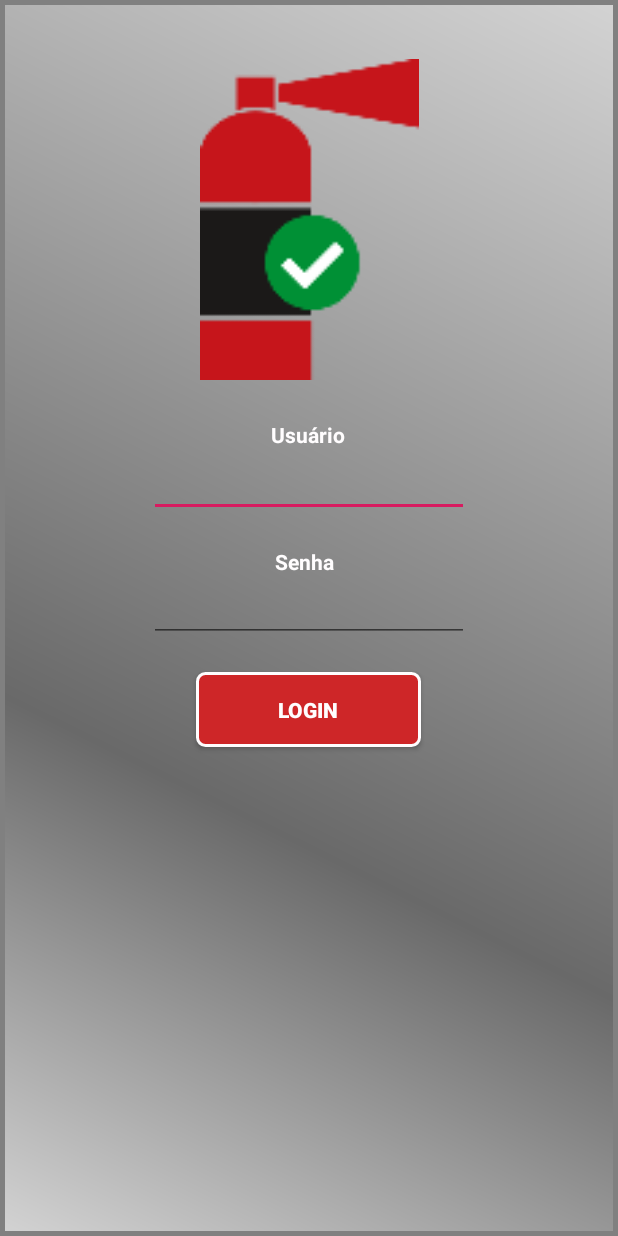
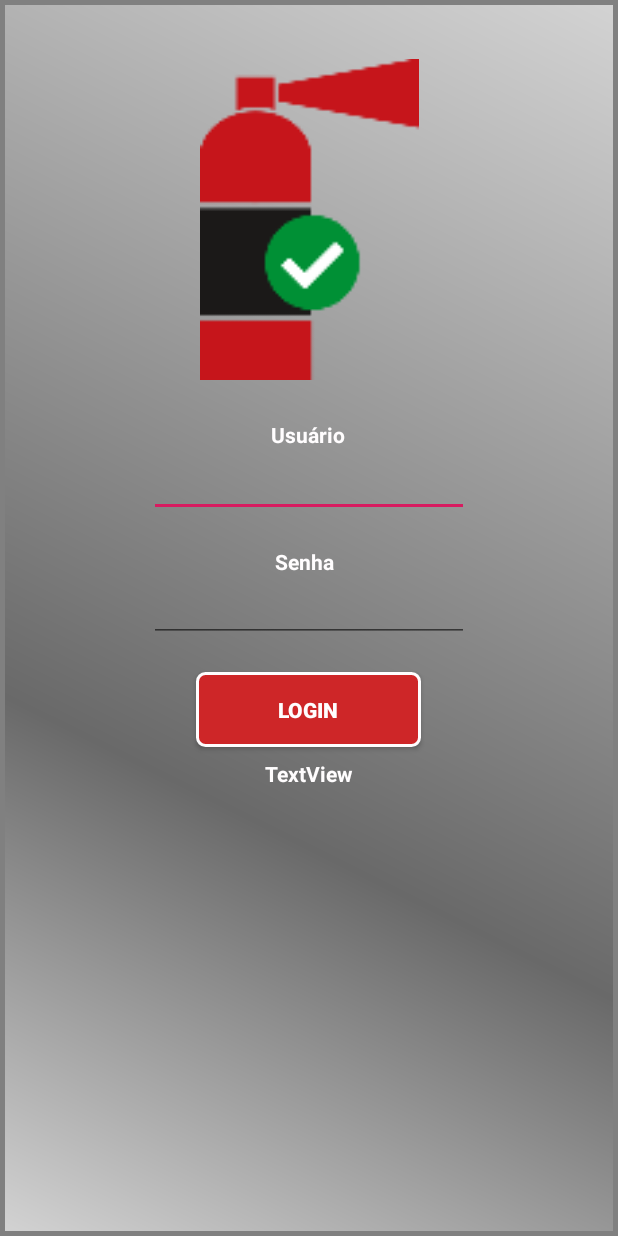
Before and after one commit to DanielGomeX/certex-app, an Android app: the screen it shows after launch (MainActivity), after a tap on "LOGIN", on a phone screen of 412 x 824 dp. Run offline under Robolectric (Android 15) with nearby library versions, the phone set to English and light mode, and no system bars; our stand-ins replace Volley; network calls fail.

```diff
--- a/app/build.gradle
+++ b/app/build.gradle
@@ -35,4 +35,6 @@ dependencies {
     implementation 'pl.droidsonroids.gif:android-gif-drawable:1.2.15'
 
     implementation 'com.github.gcacace:signature-pad:1.2.1'
+
+    implementation 'com.mcxiaoke.volley:library:1.0.18'
 }
--- a/app/src/main/AndroidManifest.xml
+++ b/app/src/main/AndroidManifest.xml
@@ -4,7 +4,7 @@
 
     <uses-permission android:name="android.permission.INTERNET" />
     <uses-permission android:name="android.permission.WRITE_EXTERNAL_STORAGE" />
-    <uses-permission android:name="android.permission.ACCESS_NETWORK_STATE" ></uses-permission>
+    <uses-permission android:name="android.permission.ACCESS_NETWORK_STATE" />
 
     <application
         android:allowBackup="true"
--- a/app/src/main/java/com/certex/certexapp/MainActivity.java
+++ b/app/src/main/java/com/certex/certexapp/MainActivity.java
@@ -1,32 +1,39 @@
 package com.certex.certexapp;
 
 import android.os.Bundle;
-import android.os.StrictMode;
 import android.support.v7.app.AppCompatActivity;
+import android.util.Log;
 import android.view.View;
 import android.widget.Button;
 import android.widget.EditText;
 import android.widget.TextView;
 
-import com.certex.certexapp.helpers.ConnectionAPI;
+import com.android.volley.Request;
+import com.android.volley.RequestQueue;
+import com.android.volley.Response;
+import com.android.volley.VolleyError;
+import com.android.volley.toolbox.StringRequest;
+import com.android.volley.toolbox.Volley;
 import com.certex.certexapp.service.Alert;
+
+import org.json.JSONArray;
+import org.json.JSONException;
+import org.json.JSONObject;
+
+import java.util.HashMap;
+import java.util.Map;
 
 public class MainActivity extends AppCompatActivity {
 
-    private Button btLogin ;
-    private EditText etUsername ;
-    private EditText etPassword ;
+    private Button btLogin;
+    private EditText etUsername;
+    private EditText etPassword;
     TextView tv;
 
     @Override
     protected void onCreate(Bundle savedInstanceState) {
         super.onCreate(savedInstanceState);
         setContentView(R.layout.activity_main);
-
-        if (android.os.Build.VERSION.SDK_INT > 9) {
-            StrictMode.ThreadPolicy policy = new StrictMode.ThreadPolicy.Builder().permitAll().build();
-            StrictMode.setThreadPolicy(policy);
-        }
 
         getSupportActionBar().hide();
 
@@ -35,6 +42,7 @@ public class MainActivity extends AppCompatActivity {
         etPassword = (EditText) findViewById(R.id.et_password);
         tv = (TextView) findViewById(R.id.textView);
 
+
         btLogin.setOnClickListener(new View.OnClickListener() {
             @Override
             public void onClick(View v) {
@@ -42,6 +50,7 @@ public class MainActivity extends AppCompatActivity {
 //                ActivityOptionsCompat activityOptionsCompat = ActivityOptionsCompat.makeCustomAnimation(getApplicationContext(), R.anim.fade_in, R.anim.move_right);
 //                ActivityCompat.startActivity(MainActivity.this, intent, activityOptionsCompat.toBundle());
 //                //startActivity(intent); //TESTE TROCA DE TELA
+                Conn();
 
                 String usernameText = etUsername.getText().toString().trim();
                 String passwordText = etPassword.getText().toString().trim();
@@ -49,17 +58,47 @@ public class MainActivity extends AppCompatActivity {
 //                if (usernameText.isEmpty() || passwordText.isEmpty()){
 //                    alert("Favor preencher todos os campos", true);
 //                } else {
-                    String[] keys = {"email", "password"};
-                    String[] values = {"anderson@certex.com", "123456"};
-
-                    tv.setText( ConnectionAPI.apiPOST(keys, values, ConnectionAPI.LOGIN) );
-
-                    ConnectionAPI.setToken("");
 
 //                }
-
             }
         });
+    }
+
+    public void Conn() {
+        RequestQueue MyRequestQueue = Volley.newRequestQueue(this);
+
+        String url = "http://177.44.248.19/api/login";
+        StringRequest MyStringRequest = new StringRequest(Request.Method.POST, url, new Response.Listener<String>() {
+            @Override
+            public void onResponse(String response) {
+                JSONArray array;
+                try {
+                    JSONObject object = new JSONObject(response);
+                    //JSONArray jarray = object.getJSONArray("access_token");
+                    String token = object.getString("access_token");
+
+                    Log.i("Script", "SUCCESS: " + response);
+                    tv.setText(token);
+                    Log.i("Script", "SUCCESS: " + token);
+                } catch (JSONException e) {
+                    e.printStackTrace();
+                }
+            }
+        }, new Response.ErrorListener() {
+            @Override
+            public void onErrorResponse(VolleyError error) {
+                alert("Error: " + error.getMessage(), true);
+            }
+        }) {
+            protected Map<String, String> getParams() {
+                Map<String, String> MyData = new HashMap<String, String>();
+                MyData.put("email", "vitor@certex.com");
+                MyData.put("password", "123456");
+                return MyData;
+            }
+        };
+
+        MyRequestQueue.add(MyStringRequest);
     }
 
     private void alert(String msg, boolean error) {
@@ -71,5 +110,4 @@ public class MainActivity extends AppCompatActivity {
         super.finish();
         overridePendingTransition(R.anim.move_left, R.anim.fade_out);
     }
-
 }
--- a/app/src/main/java/com/certex/certexapp/helpers/ConnectionAPI.java
+++ b/app/src/main/java/com/certex/certexapp/helpers/ConnectionAPI.java
@@ -27,13 +27,17 @@ public class ConnectionAPI extends AppCompatActivity {
         String dataUrlTemp = dataUrl;
         String solution = null;
         dataUrlTemp += from + "?";
-        dataUrlTemp += from + "?token=" + token;
+        //dataUrlTemp += from + "?token=" + token;
         if (keys.length == values.length) {
             int length = keys.length;
 
             if (length > 0) {
                 for (int i = 0; i < length; i++) {
-                    dataUrlTemp += "&" + keys[i] + "=" + values[i];
+                    if (i == 0) {
+                        dataUrlTemp += keys[i] + "=" + values[i];
+                    } else {
+                        dataUrlTemp += "&" + keys[i] + "=" + values[i];
+                    }
                 }
             }
 
@@ -48,7 +52,7 @@ public class ConnectionAPI extends AppCompatActivity {
                 client.connect();
 
                 Scanner scanner = new Scanner(url.openStream());
-                while (scanner.hasNext()){
+                while (scanner.hasNext()) {
                     reply.append(scanner.next());
                 }
             } catch (Exception e) {
--- a/app/src/main/res/layout/activity_main.xml
+++ b/app/src/main/res/layout/activity_main.xml
@@ -106,9 +106,14 @@
         android:id="@+id/textView"
         android:layout_width="wrap_content"
         android:layout_height="wrap_content"
-        android:layout_marginTop="32dp"
+        android:layout_marginStart="50dp"
+        android:layout_marginLeft="50dp"
+        android:layout_marginTop="8dp"
+        android:layout_marginEnd="50dp"
+        android:layout_marginRight="50dp"
         android:text="TextView"
-        app:layout_constraintTop_toBottomOf="@+id/btn_login"
-        tools:layout_editor_absoluteX="169dp" />
+        app:layout_constraintEnd_toEndOf="parent"
+        app:layout_constraintStart_toStartOf="parent"
+        app:layout_constraintTop_toBottomOf="@+id/btn_login" />
 
 </android.support.constraint.ConstraintLayout>
```
